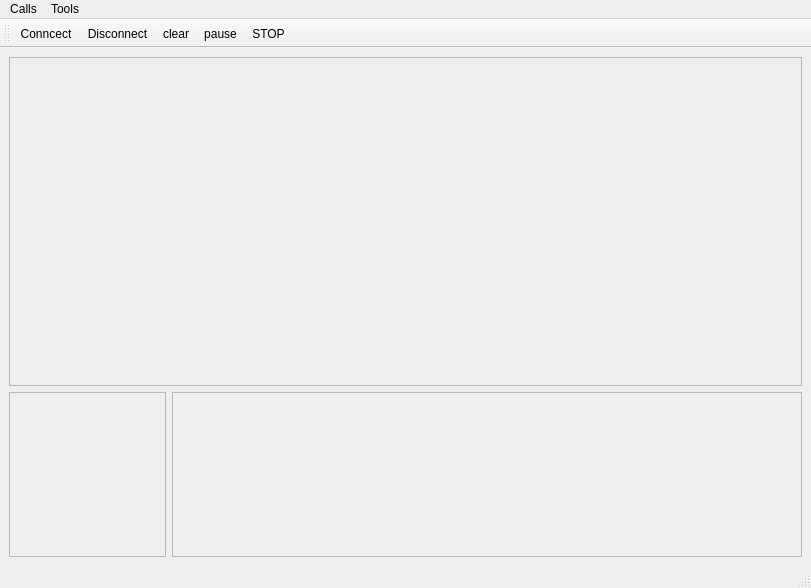
Above: mainwindow.ui from blinddegimon/Pult_Contoller before the change. Below: the same form after it.
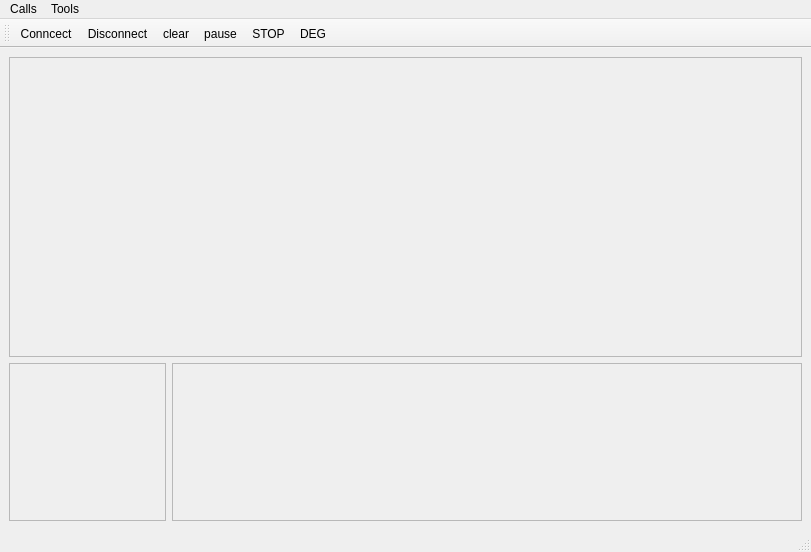
That is the form after the change. Icons and pictures are not drawn.

Diff of the .ui file:
```diff
--- a/mainwindow.ui
+++ b/mainwindow.ui
@@ -7,43 +7,14 @@
     <x>0</x>
     <y>0</y>
     <width>811</width>
-    <height>588</height>
+    <height>552</height>
    </rect>
   </property>
   <property name="windowTitle">
    <string>MainWindow</string>
   </property>
   <widget class="QWidget" name="centralwidget">
-   <layout class="QGridLayout" name="gridLayout" rowstretch="2,1" columnstretch="1,4" rowminimumheight="0,0" columnminimumwidth="0,0">
-    <property name="sizeConstraint">
-     <enum>QLayout::SizeConstraint::SetDefaultConstraint</enum>
-    </property>
-    <item row="1" column="0">
-     <widget class="QFrame" name="f_control">
-      <property name="minimumSize">
-       <size>
-        <width>0</width>
-        <height>150</height>
-       </size>
-      </property>
-      <property name="frameShape">
-       <enum>QFrame::Shape::StyledPanel</enum>
-      </property>
-      <property name="frameShadow">
-       <enum>QFrame::Shadow::Raised</enum>
-      </property>
-     </widget>
-    </item>
-    <item row="1" column="1">
-     <widget class="QFrame" name="f_AMPConf">
-      <property name="frameShape">
-       <enum>QFrame::Shape::StyledPanel</enum>
-      </property>
-      <property name="frameShadow">
-       <enum>QFrame::Shadow::Raised</enum>
-      </property>
-     </widget>
-    </item>
+   <layout class="QGridLayout" name="gridLayout" columnstretch="1,4">
     <item row="0" column="0" colspan="2">
      <widget class="QFrame" name="f_plot">
       <property name="minimumSize">
@@ -60,6 +31,26 @@
       </property>
      </widget>
     </item>
+    <item row="1" column="0">
+     <widget class="QFrame" name="f_control">
+      <property name="frameShape">
+       <enum>QFrame::Shape::StyledPanel</enum>
+      </property>
+      <property name="frameShadow">
+       <enum>QFrame::Shadow::Raised</enum>
+      </property>
+     </widget>
+    </item>
+    <item row="1" column="1">
+     <widget class="QFrame" name="f_ampConf">
+      <property name="frameShape">
+       <enum>QFrame::Shape::StyledPanel</enum>
+      </property>
+      <property name="frameShadow">
+       <enum>QFrame::Shadow::Raised</enum>
+      </property>
+     </widget>
+    </item>
    </layout>
   </widget>
   <widget class="QMenuBar" name="menubar">
@@ -103,6 +94,7 @@
    <addaction name="actionClear"/>
    <addaction name="actionPause"/>
    <addaction name="actionStop"/>
+   <addaction name="actionDEG"/>
   </widget>
   <action name="actionDisconnect">
    <property name="icon">
@@ -184,6 +176,20 @@
     <enum>QAction::MenuRole::NoRole</enum>
    </property>
   </action>
+  <action name="actionDEG">
+   <property name="checkable">
+    <bool>true</bool>
+   </property>
+   <property name="text">
+    <string>DEG</string>
+   </property>
+   <property name="toolTip">
+    <string>Convert everythig to degrees</string>
+   </property>
+   <property name="menuRole">
+    <enum>QAction::MenuRole::NoRole</enum>
+   </property>
+  </action>
  </widget>
  <resources/>
  <connections/>
```
